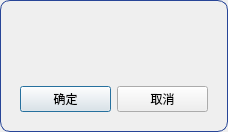
Old version of the form confirm.ui in the repository CodePupil-min/eems.
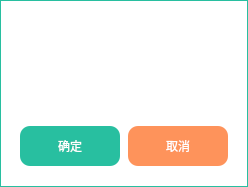
New version of the form.

Patch:
```diff
--- a/confirm.ui
+++ b/confirm.ui
@@ -6,8 +6,8 @@
    <rect>
     <x>0</x>
     <y>0</y>
-    <width>228</width>
-    <height>132</height>
+    <width>248</width>
+    <height>187</height>
    </rect>
   </property>
   <property name="maximumSize">
@@ -21,16 +21,37 @@
   </property>
   <property name="styleSheet">
    <string notr="true">#confirm{
-border:1px solid #274597;
-border-radius:10px;
+	background-color: rgb(255, 255, 255);
+}
 
-}</string>
+</string>
   </property>
   <layout class="QVBoxLayout" name="verticalLayout">
+   <property name="leftMargin">
+    <number>0</number>
+   </property>
+   <property name="topMargin">
+    <number>0</number>
+   </property>
+   <property name="rightMargin">
+    <number>0</number>
+   </property>
+   <property name="bottomMargin">
+    <number>0</number>
+   </property>
+   <item>
+    <widget class="QWidget" name="wid" native="true">
+     <property name="styleSheet">
+      <string notr="true">#wid
+{
+border:1px solid #28BFA0;
+}</string>
+     </property>
+     <layout class="QVBoxLayout" name="verticalLayout_2">
    <item>
     <widget class="QLabel" name="title">
      <property name="styleSheet">
-      <string notr="true">font:13pt;
+         <string notr="true">font:25pt;
 </string>
      </property>
      <property name="text">
@@ -58,7 +79,7 @@
      <property name="maximumSize">
       <size>
        <width>16777215</width>
-       <height>40</height>
+          <height>30</height>
       </size>
      </property>
      <property name="font">
@@ -76,15 +97,61 @@
    </item>
    <item>
     <widget class="QWidget" name="widget" native="true">
+        <property name="sizePolicy">
+         <sizepolicy hsizetype="Preferred" vsizetype="Preferred">
+          <horstretch>0</horstretch>
+          <verstretch>0</verstretch>
+         </sizepolicy>
+        </property>
      <property name="minimumSize">
       <size>
        <width>0</width>
        <height>0</height>
       </size>
      </property>
+        <property name="styleSheet">
+         <string notr="true">QPushButton{
+border:none;
+border-radius:10px;
+color:white;
+}
+#ok{
+background-color:#28BFA0;
+}
+#ok:hover{
+background-color:#14CDAB
+}
+#ok:pressed{
+background:#108D76
+}
+#nok{
+background-color: #FE935B
+}
+#nok:hover{
+	background-color: rgb(255, 173, 130);
+}
+#nok:pressed{
+	background-color: rgb(222, 106, 45);
+}</string>
+        </property>
      <layout class="QHBoxLayout" name="horizontalLayout">
       <item>
        <widget class="QPushButton" name="ok">
+           <property name="minimumSize">
+            <size>
+             <width>0</width>
+             <height>40</height>
+            </size>
+           </property>
+           <property name="maximumSize">
+            <size>
+             <width>100</width>
+             <height>16777215</height>
+            </size>
+           </property>
+           <property name="styleSheet">
+            <string notr="true"/>
+           </property>
         <property name="text">
          <string>确定</string>
         </property>
@@ -92,9 +159,27 @@
       </item>
       <item>
        <widget class="QPushButton" name="nok">
+           <property name="minimumSize">
+            <size>
+             <width>0</width>
+             <height>40</height>
+            </size>
+           </property>
+           <property name="maximumSize">
+            <size>
+             <width>100</width>
+             <height>16777215</height>
+            </size>
+           </property>
+           <property name="styleSheet">
+            <string notr="true"/>
+           </property>
         <property name="text">
          <string>取消</string>
         </property>
+          </widget>
+         </item>
+        </layout>
        </widget>
       </item>
      </layout>
```
Lines whose indentation alone changed are shown as unchanged.
